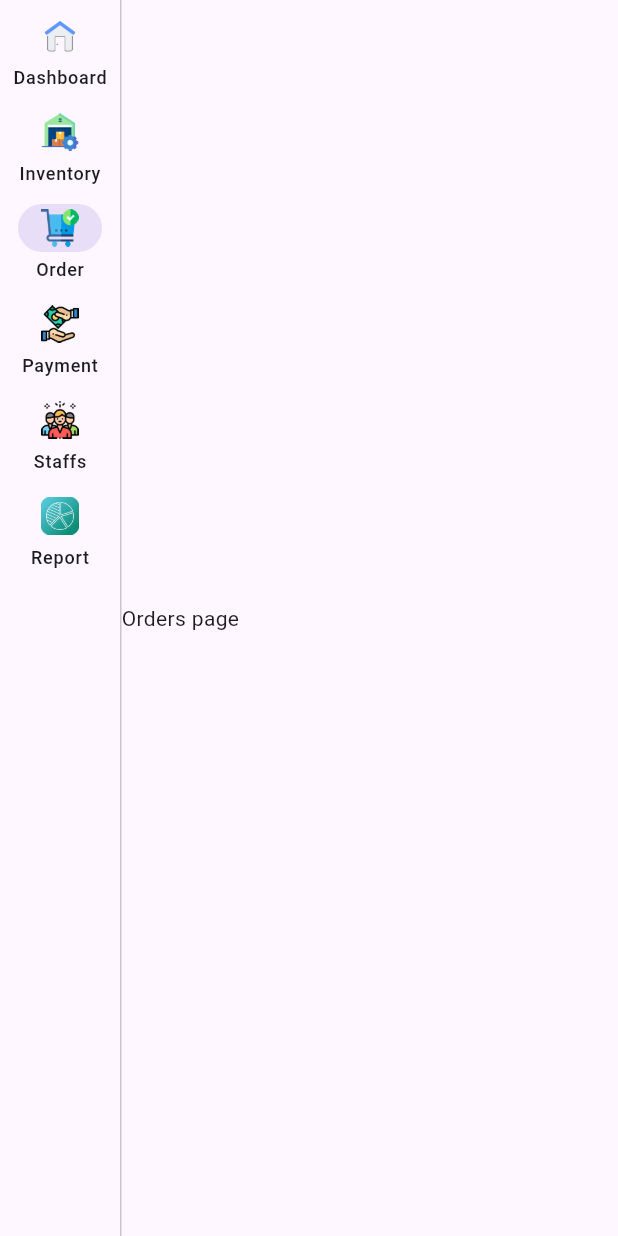
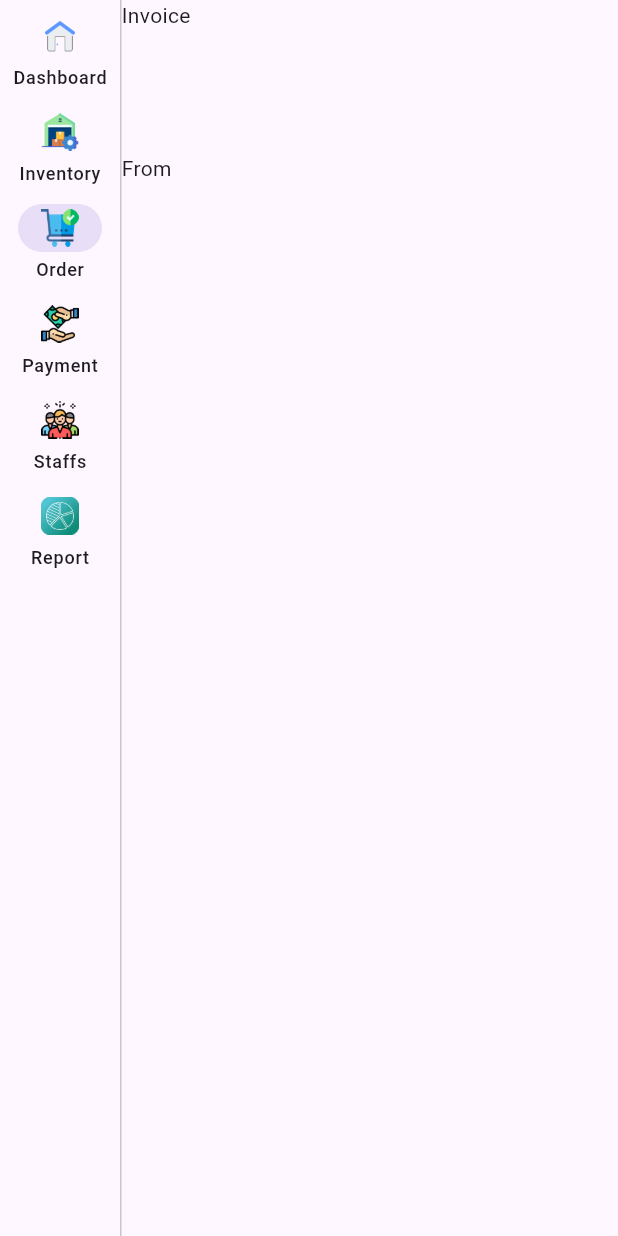
Before and after one commit to Vaibhav77e/bar_management, a Flutter app: the HomeScreenPage screen opened by its route, after a tap on "Inventory", after a tap on "Order", on a phone screen of 412 x 824 dp. Run offline on Flutter 3.47's test engine with Material 3 defaults, Android fonts, the phone set to English and light mode, and no system bars; our stand-ins replace get.

Commit message:
created orderscreen

```diff
--- a/lib/screens/Orders/OrdersScreen.dart
+++ b/lib/screens/Orders/OrdersScreen.dart
@@ -1,3 +1,4 @@
+import 'package:bar_management_system/utils/MediaqueryHelper.dart';
 import 'package:flutter/material.dart';
 
 class OrdersScreen extends StatelessWidget {
@@ -5,8 +6,19 @@ class OrdersScreen extends StatelessWidget {
 
   @override
   Widget build(BuildContext context) {
+    MediaQueryHelper mediaQueryHelper =  MediaQueryHelper(context);
     return Container(
-      child: Text('Orders page'),
+      child:Column(
+        crossAxisAlignment: CrossAxisAlignment.start,
+        children: [
+        Text('Invoice'),
+        SizedBox(height: mediaQueryHelper.getHeightPercentage(10),),
+        Row(
+          children: [
+            Text('From')
+          ],
+        )
+      ],)
     );
   }
 }
```
